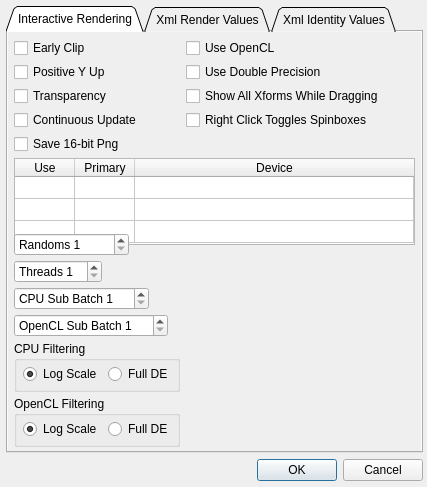
This is Source/Fractorium/OptionsDialog.ui in typpos/fractorium as Qt 5 draws it before an edit. The edited form follows.
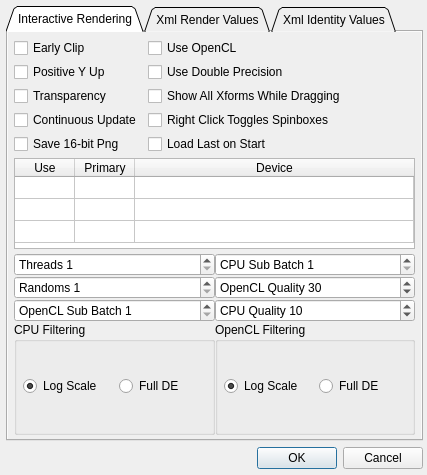
This is the edited form. Custom widgets are drawn as their Qt base class.

Diff of the .ui file:
```diff
--- a/Source/Fractorium/OptionsDialog.ui
+++ b/Source/Fractorium/OptionsDialog.ui
@@ -7,7 +7,7 @@
     <x>0</x>
     <y>0</y>
     <width>427</width>
-    <height>487</height>
+    <height>475</height>
    </rect>
   </property>
   <property name="sizePolicy">
@@ -169,6 +169,26 @@
          </property>
         </widget>
        </item>
+       <item row="3" column="1">
+        <widget class="QCheckBox" name="ToggleTypeCheckBox">
+         <property name="toolTip">
+          <string>&lt;html&gt;&lt;head/&gt;&lt;body&gt;&lt;p&gt;Checked: right clicking toggles spin boxes, right button dragging disabled.&lt;/p&gt;&lt;p&gt;Unchecked: double clicking toggles spin boxes, right button dragging enabled.&lt;/p&gt;&lt;/body&gt;&lt;/html&gt;</string>
+         </property>
+         <property name="text">
+          <string>Right Click Toggles Spinboxes</string>
+         </property>
+        </widget>
+       </item>
+       <item row="4" column="0">
+        <widget class="QCheckBox" name="Png16BitCheckBox">
+         <property name="toolTip">
+          <string>&lt;html&gt;&lt;head/&gt;&lt;body&gt;&lt;p&gt;Save each RGBA component as 16-bits when saving Png files.&lt;/p&gt;&lt;p&gt;This leads to greater color precision for use in high end rendering and display on HDR monitors, however it makes the file size larger.&lt;/p&gt;&lt;/body&gt;&lt;/html&gt;</string>
+         </property>
+         <property name="text">
+          <string>Save 16-bit Png</string>
+         </property>
+        </widget>
+       </item>
        <item row="6" column="0" colspan="2">
         <widget class="QTableWidget" name="DeviceTable">
          <property name="sizePolicy">
@@ -257,57 +277,53 @@
          </column>
         </widget>
        </item>
-       <item row="8" column="0">
-        <widget class="QSpinBox" name="ThreadCountSpin">
-         <property name="toolTip">
-          <string>&lt;html&gt;&lt;head/&gt;&lt;body&gt;&lt;p&gt;The number of threads to use with CPU rendering.&lt;/p&gt;&lt;p&gt;Decrease for more responsive editing, increase for better performance.&lt;/p&gt;&lt;/body&gt;&lt;/html&gt;</string>
-         </property>
-         <property name="prefix">
-          <string>Threads </string>
-         </property>
-         <property name="minimum">
-          <number>1</number>
-         </property>
-         <property name="maximum">
-          <number>64</number>
-         </property>
-        </widget>
-       </item>
-       <item row="9" column="0">
-        <widget class="QSpinBox" name="CpuSubBatchSpin">
+       <item row="15" column="0" colspan="2">
+        <layout class="QGridLayout" name="InteractiveRenderingTabGridLayout">
+         <item row="3" column="1">
+          <widget class="QGroupBox" name="InteraciveGpuFilteringGroupBox">
+           <property name="title">
+            <string>OpenCL Filtering</string>
+           </property>
+           <layout class="QHBoxLayout" name="horizontalLayout_2">
+            <property name="leftMargin">
+             <number>6</number>
+            </property>
+            <property name="topMargin">
+             <number>3</number>
+            </property>
+            <property name="rightMargin">
+             <number>4</number>
+            </property>
+            <property name="bottomMargin">
+             <number>5</number>
+            </property>
+            <item>
+             <widget class="QRadioButton" name="OpenCLFilteringLogRadioButton">
          <property name="toolTip">
-          <string>The number of 10,000 iteration chunks ran per thread on the CPU
-in interactive mode for each mouse movement</string>
-         </property>
-         <property name="prefix">
-          <string>CPU Sub Batch </string>
-         </property>
-         <property name="minimum">
-          <number>1</number>
-         </property>
-         <property name="maximum">
-          <number>100</number>
-         </property>
-        </widget>
-       </item>
-       <item row="10" column="0">
-        <widget class="QSpinBox" name="OpenCLSubBatchSpin">
+               <string>Use log scale filtering for interactive editing using OpenCL.</string>
+              </property>
+              <property name="text">
+               <string>Log Scale</string>
+              </property>
+              <property name="checked">
+               <bool>true</bool>
+              </property>
+             </widget>
+            </item>
+            <item>
+             <widget class="QRadioButton" name="OpenCLFilteringDERadioButton">
          <property name="toolTip">
-          <string>The number of ~8M iteration chunks ran using OpenCL
-in interactive mode for each mouse movement</string>
-         </property>
-         <property name="prefix">
-          <string>OpenCL Sub Batch </string>
-         </property>
-         <property name="minimum">
-          <number>1</number>
-         </property>
-         <property name="maximum">
-          <number>100</number>
-         </property>
-        </widget>
-       </item>
-       <item row="11" column="0">
+               <string>&lt;html&gt;&lt;head/&gt;&lt;body&gt;&lt;p&gt;Use full density estimation filtering for interactive editing using OpenCL.&lt;/p&gt;&lt;p&gt;This is slower, but gives better feedback.&lt;/p&gt;&lt;/body&gt;&lt;/html&gt;</string>
+              </property>
+              <property name="text">
+               <string>Full DE</string>
+              </property>
+             </widget>
+            </item>
+           </layout>
+          </widget>
+         </item>
+         <item row="3" column="0">
         <widget class="QGroupBox" name="InteraciveCpuFilteringGroupBox">
          <property name="title">
           <string>CPU Filtering</string>
@@ -354,51 +370,79 @@
          </layout>
         </widget>
        </item>
-       <item row="12" column="0">
-        <widget class="QGroupBox" name="InteraciveGpuFilteringGroupBox">
-         <property name="title">
-          <string>OpenCL Filtering</string>
-         </property>
-         <layout class="QHBoxLayout" name="horizontalLayout_2">
-          <property name="leftMargin">
-           <number>6</number>
-          </property>
-          <property name="topMargin">
-           <number>3</number>
-          </property>
-          <property name="rightMargin">
-           <number>4</number>
-          </property>
-          <property name="bottomMargin">
-           <number>5</number>
-          </property>
-          <item>
-           <widget class="QRadioButton" name="OpenCLFilteringLogRadioButton">
+         <item row="2" column="0">
+          <widget class="QSpinBox" name="OpenCLSubBatchSpin">
+           <property name="toolTip">
+            <string>The number of ~8M iteration chunks ran using OpenCL
+in interactive mode for each mouse movement</string>
+           </property>
+           <property name="prefix">
+            <string>OpenCL Sub Batch </string>
+           </property>
+           <property name="minimum">
+            <number>1</number>
+           </property>
+           <property name="maximum">
+            <number>100</number>
+           </property>
+          </widget>
+         </item>
+         <item row="1" column="1">
+          <widget class="QSpinBox" name="OpenCLQualitySpin">
             <property name="toolTip">
-             <string>Use log scale filtering for interactive editing using OpenCL.</string>
-            </property>
-            <property name="text">
-             <string>Log Scale</string>
-            </property>
-            <property name="checked">
-             <bool>true</bool>
-            </property>
-           </widget>
-          </item>
-          <item>
-           <widget class="QRadioButton" name="OpenCLFilteringDERadioButton">
+            <string>&lt;html&gt;&lt;head/&gt;&lt;body&gt;&lt;p&gt;The default quality to use for the interactive renderer when using OpenCL.&lt;/p&gt;&lt;p&gt;30 is a good number for this, but you can use a larger value if you have a faster GPU.&lt;/p&gt;&lt;/body&gt;&lt;/html&gt;</string>
+           </property>
+           <property name="prefix">
+            <string>OpenCL Quality </string>
+           </property>
+           <property name="minimum">
+            <number>1</number>
+           </property>
+           <property name="maximum">
+            <number>99999</number>
+           </property>
+           <property name="value">
+            <number>30</number>
+           </property>
+          </widget>
+         </item>
+         <item row="2" column="1">
+          <widget class="QSpinBox" name="CpuQualitySpin">
             <property name="toolTip">
-             <string>&lt;html&gt;&lt;head/&gt;&lt;body&gt;&lt;p&gt;Use full density estimation filtering for interactive editing using OpenCL.&lt;/p&gt;&lt;p&gt;This is slower, but gives better feedback.&lt;/p&gt;&lt;/body&gt;&lt;/html&gt;</string>
-            </property>
-            <property name="text">
-             <string>Full DE</string>
-            </property>
-           </widget>
-          </item>
-         </layout>
-        </widget>
-       </item>
-       <item row="7" column="0">
+            <string>&lt;html&gt;&lt;head/&gt;&lt;body&gt;&lt;p&gt;The default quality to use for the interactive renderer when using the CPU.&lt;/p&gt;&lt;p&gt;10 is a good number for this, but you can use a larger value if you have a faster system.&lt;/p&gt;&lt;/body&gt;&lt;/html&gt;</string>
+           </property>
+           <property name="prefix">
+            <string>CPU Quality </string>
+           </property>
+           <property name="minimum">
+            <number>1</number>
+           </property>
+           <property name="maximum">
+            <number>99999</number>
+           </property>
+           <property name="value">
+            <number>10</number>
+           </property>
+          </widget>
+         </item>
+         <item row="0" column="1">
+          <widget class="QSpinBox" name="CpuSubBatchSpin">
+           <property name="toolTip">
+            <string>The number of 10,000 iteration chunks ran per thread on the CPU
+in interactive mode for each mouse movement</string>
+           </property>
+           <property name="prefix">
+            <string>CPU Sub Batch </string>
+           </property>
+           <property name="minimum">
+            <number>1</number>
+           </property>
+           <property name="maximum">
+            <number>100</number>
+           </property>
+          </widget>
+         </item>
+         <item row="1" column="0">
         <widget class="QSpinBox" name="RandomCountSpin">
          <property name="toolTip">
           <string>&lt;html&gt;&lt;head/&gt;&lt;body&gt;&lt;p&gt;The number of random flames to generate on startup.&lt;/p&gt;&lt;p&gt;These are usually of low quality, so leave the count as 1 unless you are searching for good randoms.&lt;/p&gt;&lt;/body&gt;&lt;/html&gt;</string>
@@ -414,23 +458,31 @@
          </property>
         </widget>
        </item>
-       <item row="3" column="1">
-        <widget class="QCheckBox" name="ToggleTypeCheckBox">
+         <item row="0" column="0">
+          <widget class="QSpinBox" name="ThreadCountSpin">
          <property name="toolTip">
-          <string>&lt;html&gt;&lt;head/&gt;&lt;body&gt;&lt;p&gt;Checked: right clicking toggles spin boxes, right button dragging disabled.&lt;/p&gt;&lt;p&gt;Unchecked: double clicking toggles spin boxes, right button dragging enabled.&lt;/p&gt;&lt;/body&gt;&lt;/html&gt;</string>
-         </property>
-         <property name="text">
-          <string>Right Click Toggles Spinboxes</string>
+            <string>&lt;html&gt;&lt;head/&gt;&lt;body&gt;&lt;p&gt;The number of threads to use with CPU rendering.&lt;/p&gt;&lt;p&gt;Decrease for more responsive editing, increase for better performance.&lt;/p&gt;&lt;/body&gt;&lt;/html&gt;</string>
+           </property>
+           <property name="prefix">
+            <string>Threads </string>
+           </property>
+           <property name="minimum">
+            <number>1</number>
+           </property>
+           <property name="maximum">
+            <number>64</number>
          </property>
         </widget>
        </item>
-       <item row="4" column="0">
-        <widget class="QCheckBox" name="Png16BitCheckBox">
+        </layout>
+       </item>
+       <item row="4" column="1">
+        <widget class="QCheckBox" name="LoadLastOnStartCheckBox">
          <property name="toolTip">
-          <string>&lt;html&gt;&lt;head/&gt;&lt;body&gt;&lt;p&gt;Save each RGBA component as 16-bits when saving Png files.&lt;/p&gt;&lt;p&gt;This leads to greater color precision for use in high end rendering and display on HDR monitors, however it makes the file size larger.&lt;/p&gt;&lt;/body&gt;&lt;/html&gt;</string>
+          <string>&lt;html&gt;&lt;head/&gt;&lt;body&gt;&lt;p&gt;Checked: load the flame from the previous run on startup.&lt;/p&gt;&lt;p&gt;Unchecked: create randoms on startup.&lt;/p&gt;&lt;/body&gt;&lt;/html&gt;</string>
          </property>
          <property name="text">
-          <string>Save 16-bit Png</string>
+          <string>Load Last on Start</string>
          </property>
         </widget>
        </item>
```
Left out of the diff: 5 changed lines with no effect on the pictures. Lines whose indentation alone changed are shown as unchanged.
